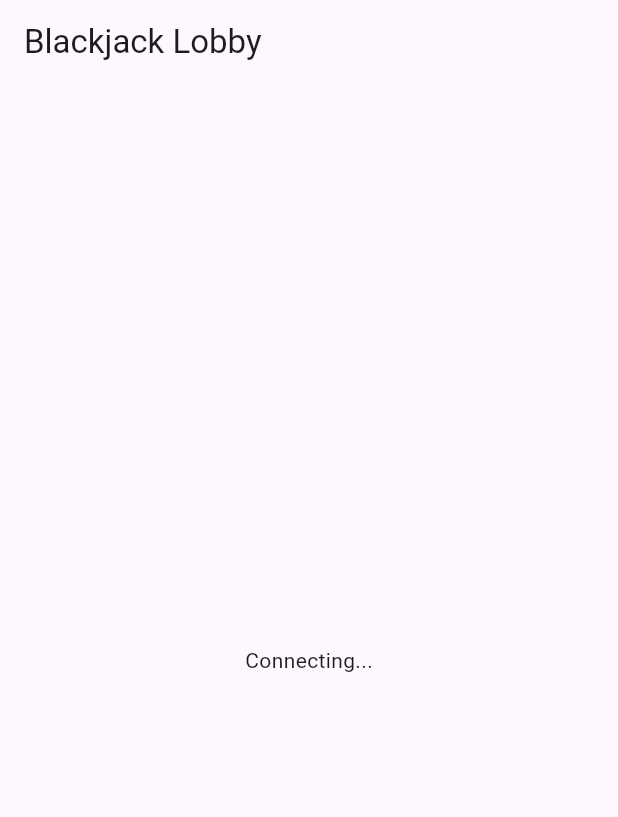
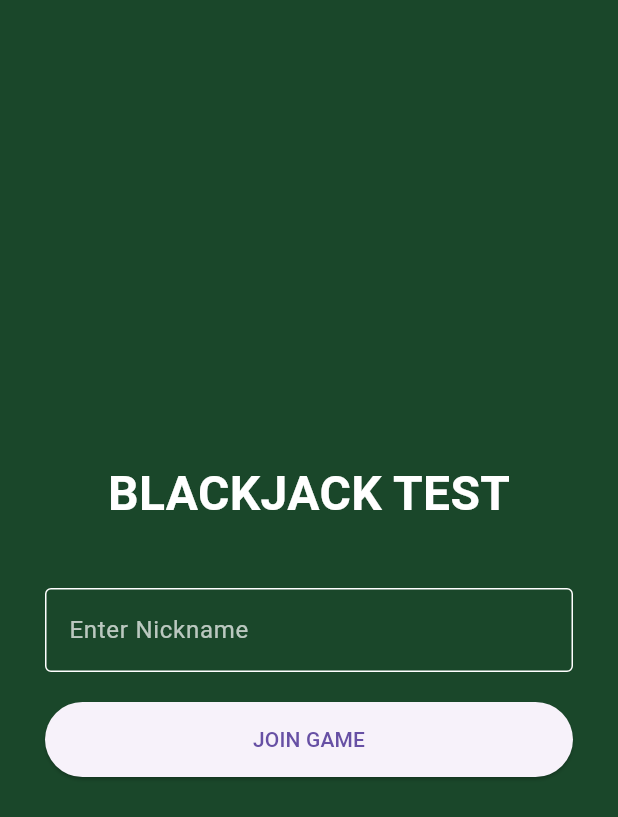
Before and after one commit to GDY3ll0W/blackjack_project, a Flutter app: the screen it shows after launch, on a phone screen of 412 x 824 dp. Shown: the top 817 px of the screen. Run offline on Flutter 3.47's test engine with Material 3 defaults, Android fonts, the phone set to English and light mode, and no system bars; our stand-ins replace firebase_auth, firebase_core, socket_io_client; accounts and stored records are empty.

```diff
--- a/FrontEnd/lib/main.dart
+++ b/FrontEnd/lib/main.dart
@@ -1,63 +1,28 @@
 import 'package:flutter/material.dart';
-import 'package:socket_io_client/socket_io_client.dart' as io;
+import 'package:firebase_core/firebase_core.dart';
+import 'firebase_options.dart';
+import 'screens/login_screen.dart';
+import 'services/socket_service.dart';
 
-void main() {
+void main() async {
+  WidgetsFlutterBinding.ensureInitialized();
+
+  await Firebase.initializeApp(
+    options: DefaultFirebaseOptions.currentPlatform,
+  );
+
   runApp(const MyApp());
 }
 
 class MyApp extends StatelessWidget {
   const MyApp({super.key});
 
+
   @override
   Widget build(BuildContext context) {
-    return MaterialApp(
+    return const MaterialApp(
       debugShowCheckedModeBanner: false,
-      home: Scaffold(
-        appBar: AppBar(title: const Text('Blackjack Lobby')),
-        body: const Center(child: SocketConnector()),
-      ),
+      home: LoginScreen(),
     );
   }
 }
-
-class SocketConnector extends StatefulWidget {
-  const SocketConnector({super.key});
-
-  @override
-  State<SocketConnector> createState() => _SocketConnectorState();
-}
-
-class _SocketConnectorState extends State<SocketConnector> {
-  late io.Socket socket;
-
-  @override
-  void initState() {
-    super.initState();
-    initSocket();
-  }
-
-  void initSocket() {
-    socket = io.io('http://localhost:3000', <String, dynamic>{
-      'transports': ['websocket'],
-      'autoConnect': false,
-    });
-
-    socket.connect();
-
-    socket.onConnect((_) {
-      print('Connected');
-      socket.emit('join_room', {'nickname': 'Adolf', 'room': 'Table1'});
-    });
-  }
-
-  @override
-  void dispose() {
-    socket.disconnect();
-    super.dispose();
-  }
-
-  @override
-  Widget build(BuildContext context) {
-    return const Text('Connecting...');
-  }
-}
--- /dev/null
+++ b/FrontEnd/lib/screens/login_screen.dart
@@ -0,0 +1,71 @@
+import 'package:flutter/material.dart';
+import 'package:firebase_auth/firebase_auth.dart';
+import 'game_view.dart';
+
+class LoginScreen extends StatefulWidget {
+  const LoginScreen({super.key});
+
+  @override
+  State<LoginScreen> createState() => _LoginScreenState();
+}
+
+class _LoginScreenState extends State<LoginScreen> {
+  final TextEditingController _nicknameController = TextEditingController();
+
+  Future<void> _login() async {
+    if (_nicknameController.text.isNotEmpty) {
+      try {
+        await FirebaseAuth.instance.signInAnonymously();
+
+        if (!mounted) return;
+        Navigator.pushReplacement(
+          context,
+          MaterialPageRoute(
+            builder: (context) => GameView(nickname: _nicknameController.text),
+          ),
+        );
+      } catch (e) {
+        print(e);
+      }
+    }
+  }
+
+  @override
+  Widget build(BuildContext context) {
+    return Scaffold(
+      backgroundColor: const Color(0xFF1A472A),
+      body: Center(
+        child: Container(
+          constraints: const BoxConstraints(maxWidth: 400),
+          padding: const EdgeInsets.all(24.0),
+          child: Column(
+            mainAxisAlignment: MainAxisAlignment.center,
+            children: [
+              const Text(
+                'BLACKJACK TEST',
+                style: TextStyle(color: Colors.white, fontSize: 32, fontWeight: FontWeight.bold),
+              ),
+              const SizedBox(height: 40),
+              TextField(
+                controller: _nicknameController,
+                style: const TextStyle(color: Colors.white),
+                decoration: const InputDecoration(
+                  labelText: 'Enter Nickname',
+                  labelStyle: TextStyle(color: Colors.white70),
+                  enabledBorder: OutlineInputBorder(borderSide: BorderSide(color: Colors.white)),
+                  focusedBorder: OutlineInputBorder(borderSide: BorderSide(color: Colors.yellowAccent)),
+                ),
+              ),
+              const SizedBox(height: 20),
+              ElevatedButton(
+                onPressed: _login,
+                style: ElevatedButton.styleFrom(minimumSize: const Size(double.infinity, 50)),
+                child: const Text('JOIN GAME'),
+              ),
+            ],
+          ),
+        ),
+      ),
+    );
+  }
+}
```
Also changed, not shown: FrontEnd/lib/screens/game_view.dart (added, +54 -0 lines), FrontEnd/lib/services/socket_service.dart (added, +23 -0 lines), FrontEnd/pubspec.yaml (+9 -0 lines), FrontEnd/lib/models/card.dart (added), FrontEnd/lib/models/player.dart (added), FrontEnd/pubspec.lock, 7 other files.
